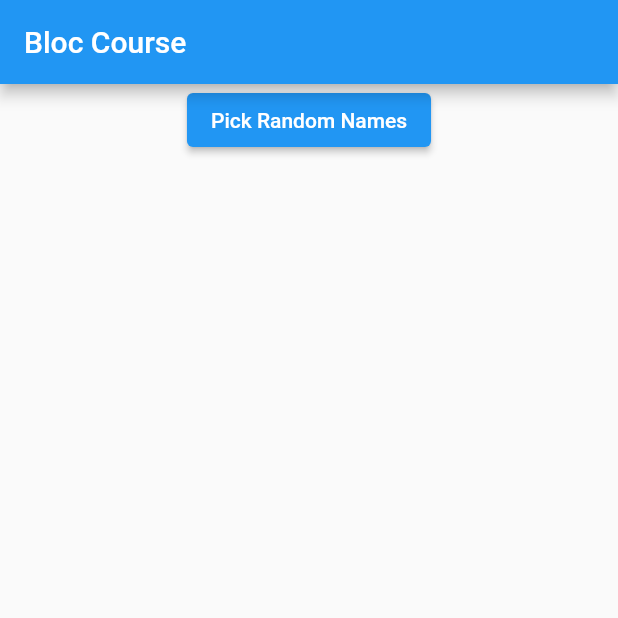
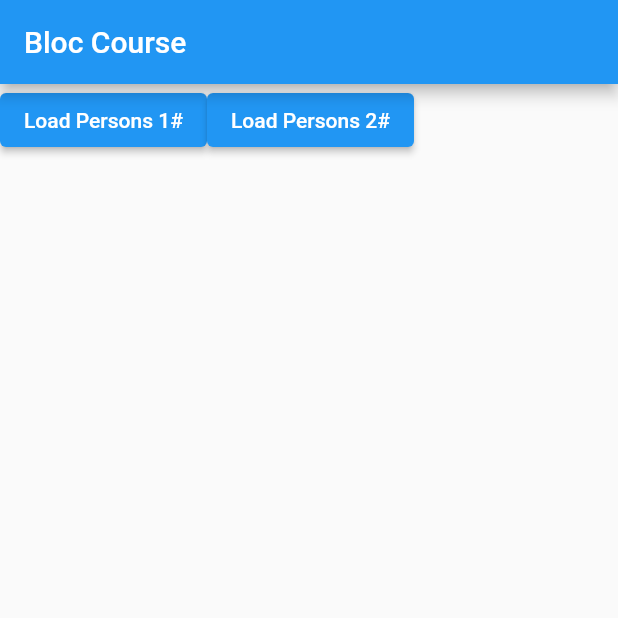
Before and after one commit to ouais123/Bloc-Course, a Flutter app: the screen it shows after launch, on a phone screen of 412 x 824 dp, the top half of it. Run offline on Flutter 3.47's test engine with Material 2 defaults, Android fonts, the phone set to English and light mode, and no system bars; our stand-ins replace flutter_bloc.

Commit message:
persons feature

```diff
--- a/lib/main.dart
+++ b/lib/main.dart
@@ -1,7 +1,8 @@
-import 'dart:math' as math;
+import 'dart:convert';
+import 'dart:io';
 
-import 'package:bloc/bloc.dart';
 import 'package:flutter/material.dart';
+import 'package:flutter_bloc/flutter_bloc.dart';
 
 void main() {
   runApp(const MyApp());
@@ -17,25 +18,102 @@ class MyApp extends StatelessWidget {
       theme: ThemeData(
         primarySwatch: Colors.blue,
       ),
-      home: const MyHomePage(),
+      home: BlocProvider(
+        create: (context) => PersonBloc(),
+        child: const MyHomePage(),
+      ),
     );
   }
 }
 
-const names = [
-  "anas",
-  "owais",
-  "ahmad",
-];
-
-extension RandomIterable<T> on Iterable<T> {
-  T getRandomElement() => elementAt(math.Random().nextInt(length));
+enum PersonUrl {
+  person1,
+  person2,
 }
 
-class NamesCubit extends Cubit<String?> {
-  NamesCubit() : super(null);
+extension PersonUrlExtension on PersonUrl {
+  String get urlString {
+    switch (this) {
+      case PersonUrl.person1:
+        return "http://127.0.0.1:5500/api/person1.json";
+      case PersonUrl.person2:
+        return "http://127.0.0.1:5500/api/person2.json";
+    }
+  }
+}
 
-  void getRandomName() => emit(names.getRandomElement());
+@immutable
+class Person {
+  final String name;
+  final int age;
+
+  const Person({
+    required this.name,
+    required this.age,
+  });
+
+  Person.fromMap(Map<String, dynamic> map)
+      : name = map['name'] ?? '',
+        age = map['age'] ?? 0;
+}
+
+Future<Iterable<Person>> getPersons(String url) => HttpClient()
+    .getUrl(Uri.parse(url))
+    .then((req) => req.close())
+    .then((res) => res.transform(utf8.decoder).join())
+    .then((str) => json.decode(str) as List<dynamic>)
+    .then((list) => list.map((e) => Person.fromMap(e)));
+
+@immutable
+abstract class LoadAction {
+  const LoadAction();
+}
+
+@immutable
+class LoadPersonAction implements LoadAction {
+  final PersonUrl personUrl;
+  const LoadPersonAction({required this.personUrl});
+}
+
+@immutable
+class FetchResult {
+  final Iterable<Person> persons;
+  final bool isCashed;
+
+  const FetchResult({
+    required this.persons,
+    required this.isCashed,
+  });
+}
+
+class PersonBloc extends Bloc<LoadAction, FetchResult?> {
+  final Map<PersonUrl, Iterable<Person>> cashe = {};
+
+  PersonBloc() : super(null) {
+    on<LoadPersonAction>((event, emit) async {
+      final url = event.personUrl;
+      if (cashe.containsKey(url)) {
+        final persons = cashe[url]!;
+        final fetchResult = FetchResult(
+          persons: persons,
+          isCashed: true,
+        );
+        emit(fetchResult);
+      } else {
+        final persons = await getPersons(url.urlString);
+        cashe[url] = persons;
+        final fetchResult = FetchResult(
+          persons: persons,
+          isCashed: false,
+        );
+        emit(fetchResult);
+      }
+    });
+  }
+}
+
+extension Subscript<T> on Iterable<T> {
+  T? operator [](int index) => length > index ? elementAt(index) : null;
 }
 
 class MyHomePage extends StatefulWidget {
@@ -46,20 +124,6 @@ class MyHomePage extends StatefulWidget {
 }
 
 class _MyHomePageState extends State<MyHomePage> {
-  late final NamesCubit namesCubit;
-
-  @override
-  void initState() {
-    namesCubit = NamesCubit();
-    super.initState();
-  }
-
-  @override
-  void dispose() {
-    namesCubit.close();
-    super.dispose();
-  }
-
   @override
   Widget build(BuildContext context) {
     return Scaffold(
@@ -69,24 +133,47 @@ class _MyHomePageState extends State<MyHomePage> {
       body: Center(
         child: Column(
           children: [
-            StreamBuilder(
-              stream: namesCubit.stream,
-              builder: (_, snabshot) {
-                switch (snabshot.connectionState) {
-                  case ConnectionState.none:
-                    return const SizedBox.shrink();
-                  case ConnectionState.waiting:
-                    return const SizedBox.shrink();
-                  case ConnectionState.active:
-                    return Text(snabshot.data ?? '');
-                  case ConnectionState.done:
-                    return const SizedBox.shrink();
-                }
+            Row(
+              children: [
+                ElevatedButton(
+                  onPressed: () => context.read<PersonBloc>().add(
+                        const LoadPersonAction(
+                          personUrl: PersonUrl.person1,
+                        ),
+                      ),
+                  child: const Text("Load Persons 1#"),
+                ),
+                ElevatedButton(
+                  onPressed: () => context.read<PersonBloc>().add(
+                        const LoadPersonAction(
+                          personUrl: PersonUrl.person2,
+                        ),
+                      ),
+                  child: const Text("Load Persons 2#"),
+                ),
+              ],
+            ),
+            BlocBuilder<PersonBloc, FetchResult?>(
+              buildWhen: (previous, current) {
+                return previous?.persons != current?.persons;
               },
-            ),
-            ElevatedButton(
-              onPressed: () => namesCubit.getRandomName(),
-              child: const Text("Pick Random Names"),
+              builder: (_, fetchResult) {
+                final persons = fetchResult?.persons;
+                if (persons == null) return const SizedBox.shrink();
+
+                return Expanded(
+                  child: ListView.builder(
+                    itemCount: persons.length,
+                    itemBuilder: (_, index) {
+                      final person = persons[index]!;
+                      return ListTile(
+                        title: Text(person.name),
+                        subtitle: Text(person.age.toString()),
+                      );
+                    },
+                  ),
+                );
+              },
             ),
           ],
         ),
```
Also changed, not shown: api/person1.json (added, +13 -0 lines), api/person2.json (added, +13 -0 lines).
